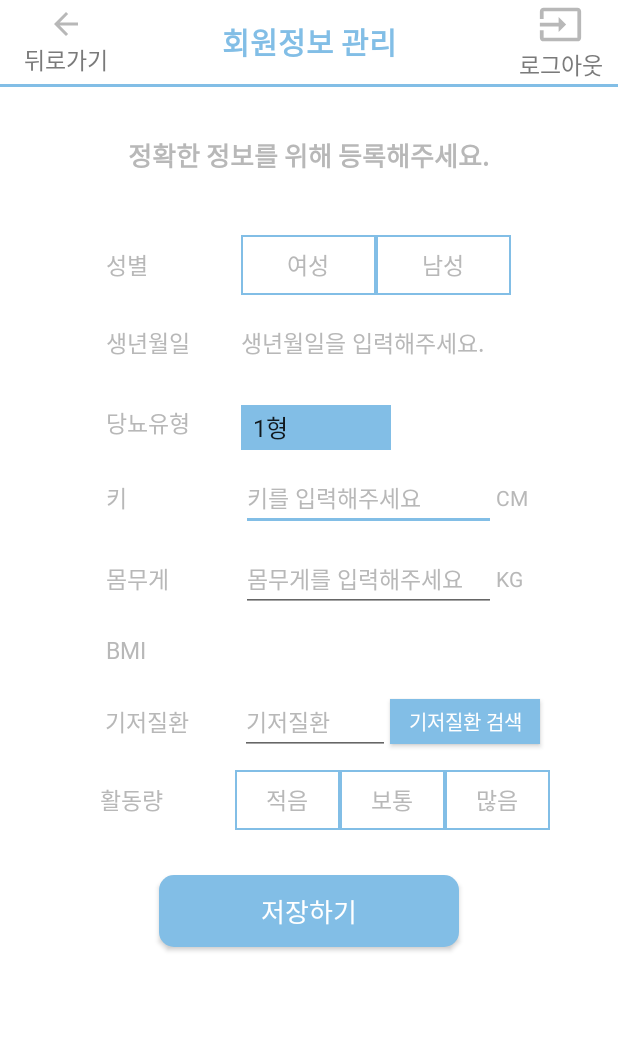
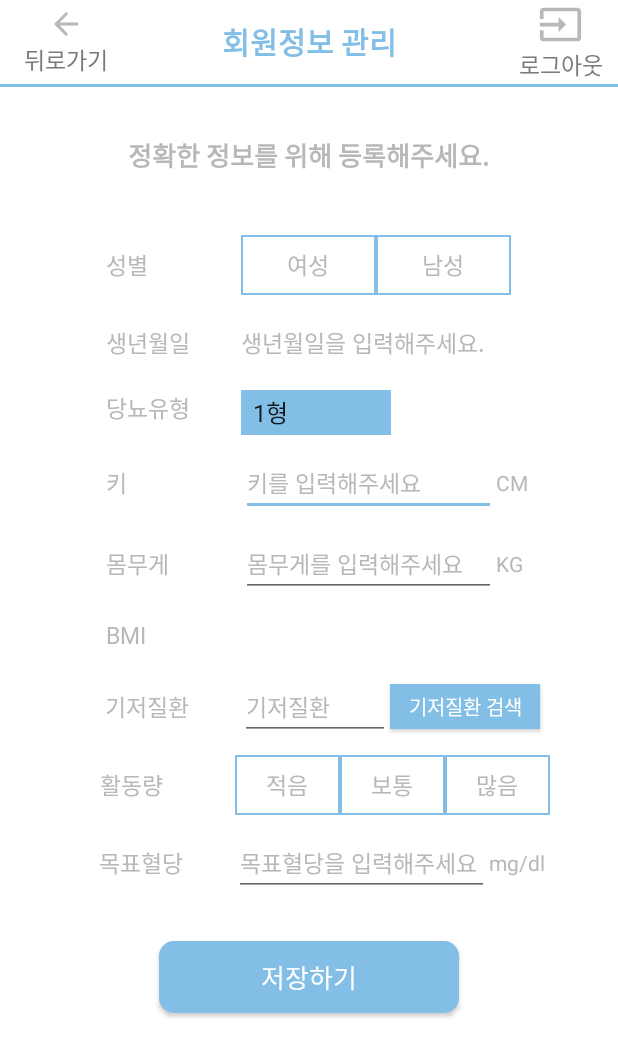
Before and after one commit to namrg/Dangkerbell, an Android app: the ProfileActivity screen opened directly, with no data from a screen before it, on a phone screen of 412 x 824 dp. Shown: the top 1057 px of the screen. Run offline under Robolectric (Android 15) with nearby library versions, the phone set to English and light mode, and no system bars.

Commit message:
회원정보 입력과 홈화면

```diff
--- a/app/src/main/res/layout/activity_home.xml
+++ b/app/src/main/res/layout/activity_home.xml
@@ -108,20 +108,20 @@
                         android:rowCount="1">
 
                         <Button
+                            android:id="@+id/blood_btn"
                             android:layout_width="wrap_content"
                             android:layout_height="wrap_content"
                             android:background="@drawable/round_cornerblue"
                             android:fontFamily="@font/nanumsquare_acr"
                             android:text="혈당 관리"
-                            android:id="@+id/blood_btn"
                             android:textColor="#ffffff"
                             android:textSize="15dp" />
 
                         <Button
+                            android:id="@+id/meal_btn"
                             android:layout_width="wrap_content"
                             android:layout_height="wrap_content"
-                            android:layout_marginLeft="50dp"
-                            android:id="@+id/meal_btn"
+                            android:layout_marginLeft="30dp"
                             android:background="@drawable/round_cornerblue"
                             android:fontFamily="@font/nanumsquare_acr"
                             android:text="식단 관리"
@@ -129,10 +129,10 @@
                             android:textSize="15dp" />
 
                         <Button
+                            android:id="@+id/pill_btn"
                             android:layout_width="wrap_content"
                             android:layout_height="wrap_content"
-                            android:id="@+id/pill_btn"
-                            android:layout_marginLeft="50dp"
+                            android:layout_marginLeft="30dp"
                             android:background="@drawable/round_cornerblue"
                             android:fontFamily="@font/nanumsquare_acr"
                             android:text="복약 관리"
--- a/app/src/main/res/layout/activity_profile.xml
+++ b/app/src/main/res/layout/activity_profile.xml
@@ -164,7 +164,7 @@
         <LinearLayout
             android:layout_width="match_parent"
             android:layout_height="wrap_content"
-            android:layout_marginTop="20dp"
+            android:layout_marginTop="10dp"
             android:gravity="center">
 
             <TextView
@@ -174,20 +174,20 @@
                 android:layout_marginLeft="20dp"
                 android:fontFamily="@font/bmdohyeon_ttf"
                 android:text="당뇨유형"
-                android:textSize="15dp"
-                android:textColor="#b8b8b8"></TextView>
+                android:textColor="#b8b8b8"
+                android:textSize="15dp"></TextView>
 
 
             <Spinner
                 android:id="@+id/diabeteskindspinner"
                 android:layout_width="100dp"
-                android:fontFamily="@font/nanumsquare_acr"
+                android:layout_height="30dp"
 
-                android:textColor="#ffffff"
-                android:layout_height="30dp"
                 android:layout_marginRight="100dp"
                 android:background="@color/colorAccent"
-                android:entries="@array/diabeteskind"></Spinner>
+                android:entries="@array/diabeteskind"
+                android:fontFamily="@font/nanumsquare_acr"
+                android:textColor="#ffffff"></Spinner>
 
 
         </LinearLayout>
@@ -279,7 +279,7 @@
             <TextView
                 android:id="@+id/bmi"
                 android:layout_width="200dp"
-                android:layout_height="wrap_content"
+                android:layout_height="30dp"
                 android:textColorHint="#B8b8b8"
                 android:layout_marginTop="10dp"
                 android:layout_marginBottom="10dp"
@@ -304,8 +304,8 @@
             <EditText
                 android:layout_width="100dp"
                 android:layout_height="wrap_content"
+                android:fontFamily="@font/nanumsquare_acr"
                 android:hint="기저질환"
-                android:fontFamily="@font/nanumsquare_acr"
 
                 android:textColorHint="#B8b8b8"
                 android:textSize="15dp" />
@@ -374,6 +374,39 @@
 
         </LinearLayout>
 
+        <LinearLayout
+            android:layout_width="match_parent"
+            android:layout_height="wrap_content"
+            android:layout_marginTop="10dp"
+            android:gravity="center">
+
+            <TextView
+                android:layout_width="90dp"
+                android:layout_height="wrap_content"
+                android:layout_marginLeft="20dp"
+                android:fontFamily="@font/bmdohyeon_ttf"
+                android:text="목표혈당"
+                android:textSize="15dp"
+                android:textColor="#b8b8b8"></TextView>
+
+            <EditText
+                android:layout_width="170dp"
+                android:layout_height="wrap_content"
+                android:fontFamily="@font/nanumsquare_acr"
+                android:hint="목표혈당을 입력해주세요"
+
+                android:textColorHint="#b8b8b8"
+                android:textSize="15dp" />
+
+            <TextView
+                android:layout_width="40dp"
+                android:layout_height="wrap_content"
+                android:text="mg/dl"
+                android:textColor="#b8b8b8" />
+
+
+        </LinearLayout>
+
         <Button
             android:layout_width="200dp"
             android:layout_height="wrap_content"
```
